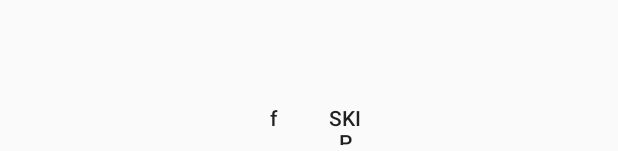
After one commit to younseunghyun/cheez_android, an Android app: the layout activity_auth.xml on its own in the app's theme, with its tools: preview values and no code run, on a phone screen of 412 x 824 dp. The commit adds this screen. Shown: the part 1082-1233 px from the top of the screen. Run offline under Robolectric (Android 15) with nearby library versions, the phone set to English and light mode, and no system bars.

Commit message:
20150516

```diff
--- a/app/src/main/java/co/cheez/cheez/fragment/ContentViewFragment.java
+++ b/app/src/main/java/co/cheez/cheez/fragment/ContentViewFragment.java
@@ -7,7 +7,7 @@ import co.cheez.cheez.R;
  */
 public class ContentViewFragment extends BaseFragment {
     @Override
-    protected int getLayoutRes() {
+    public int getLayoutResourceId() {
         return R.layout.fragment_content_view;
     }
 }
--- a/app/src/main/java/co/cheez/cheez/model/Post.java
+++ b/app/src/main/java/co/cheez/cheez/model/Post.java
@@ -4,7 +4,6 @@ import com.google.gson.FieldNamingPolicy;
 import com.google.gson.Gson;
 import com.google.gson.GsonBuilder;
 
-import org.json.JSONException;
 import org.json.JSONObject;
 
 /**
@@ -23,11 +22,11 @@ public class Post {
 
     private User user;
 
-    public static Post fromJsonObject(JSONObject object) throws JSONException {
+    public static Post fromJsonObject(JSONObject object) {
         return fromJsonString(object.toString());
     }
 
-    public static Post fromJsonString(String jsonString) throws JSONException {
+    public static Post fromJsonString(String jsonString) {
         Gson gson = new GsonBuilder()
                 .setFieldNamingPolicy(FieldNamingPolicy.LOWER_CASE_WITH_UNDERSCORES)
                 .create();
--- a/app/src/main/java/co/cheez/cheez/model/User.java
+++ b/app/src/main/java/co/cheez/cheez/model/User.java
@@ -4,7 +4,6 @@ import com.google.gson.FieldNamingPolicy;
 import com.google.gson.Gson;
 import com.google.gson.GsonBuilder;
 
-import org.json.JSONException;
 import org.json.JSONObject;
 
 /**
@@ -16,11 +15,11 @@ public class User {
     private String name;
     private String imageUrl;
 
-    public static User fromJsonObject(JSONObject object) throws JSONException {
+    public static User fromJsonObject(JSONObject object) {
         return fromJsonString(object.toString());
     }
 
-    public static User fromJsonString(String jsonString) throws JSONException {
+    public static User fromJsonString(String jsonString) {
         Gson gson = new GsonBuilder()
                 .setFieldNamingPolicy(FieldNamingPolicy.LOWER_CASE_WITH_UNDERSCORES)
                 .create();
--- /dev/null
+++ b/app/src/main/res/layout/activity_auth.xml
@@ -0,0 +1,36 @@
+<RelativeLayout xmlns:android="http://schemas.android.com/apk/res/android"
+    xmlns:tools="http://schemas.android.com/tools"
+    tools:context="co.cheez.cheez.activity.AuthActivity"
+    android:layout_width="match_parent"
+    android:layout_height="match_parent"
+    >
+    <android.support.v4.view.ViewPager  android:id="@+id/pager"
+        android:layout_width="match_parent" android:layout_height="match_parent"
+        />
+
+    <LinearLayout
+        android:orientation="horizontal"
+        android:layout_width="wrap_content"
+        android:layout_height="wrap_content"
+        android:layout_centerHorizontal="true"
+        android:layout_alignParentBottom="true"
+        >
+        <Button
+            android:id="@+id/btn_fb_login"
+            style="?android:attr/borderlessButtonStyle"
+            android:layout_width="@dimen/btn_size_normal"
+            android:layout_height="@dimen/btn_size_normal"
+            android:text="f"
+            android:textAllCaps="false"
+            />
+        <Button
+            android:id="@+id/btn_skip_login"
+            style="?android:attr/borderlessButtonStyle"
+            android:layout_width="@dimen/btn_size_normal"
+            android:layout_height="@dimen/btn_size_normal"
+            android:text="skip"
+            />
+
+    </LinearLayout>
+
+</RelativeLayout>
--- a/app/src/main/res/values/dimens.xml
+++ b/app/src/main/res/values/dimens.xml
@@ -2,4 +2,5 @@
     <!-- Default screen margins, per the Android Design guidelines. -->
     <dimen name="activity_horizontal_margin">16dp</dimen>
     <dimen name="activity_vertical_margin">16dp</dimen>
+    <dimen name="btn_size_normal">48dp</dimen>
 </resources>
--- a/app/src/main/res/values/strings.xml
+++ b/app/src/main/res/values/strings.xml
@@ -7,4 +7,5 @@
     <string name="title_section1">Section 1</string>
     <string name="title_section2">Section 2</string>
     <string name="title_section3">Section 3</string>
+    <string name="title_activity_auth">AuthActivity</string>
 </resources>
```
Also changed, not shown: app/src/main/AndroidManifest.xml (+7 -0 lines), app/src/main/java/co/cheez/cheez/activity/AuthActivity.java (added, +127 -0 lines), app/src/main/java/co/cheez/cheez/activity/BaseActivity.java (+11 -2 lines), app/src/main/java/co/cheez/cheez/activity/ContentViewActivity.java (+14 -41 lines), app/src/main/java/co/cheez/cheez/auth/Auth.java (+16 -0 lines), app/src/main/java/co/cheez/cheez/automation/view/HasLayout.java (added, +12 -0 lines), app/src/main/java/co/cheez/cheez/fragment/BaseFragment.java (+3 -8 lines), app/src/main/java/co/cheez/cheez/http/AuthorizedRequest.java (added, +36 -0 lines), app/src/main/java/co/cheez/cheez/http/listener/DefaultErrorListener.java (added, +14 -0 lines), app/src/main/java/co/cheez/cheez/util/Constants.java (added, +14 -0 lines), app/src/main/java/co/cheez/cheez/util/DeviceUtil.java (added, +29 -0 lines), app/src/main/res/layout/fragment_auth.xml (added, +12 -0 lines), app/src/main/res/menu/menu_auth.xml (added, +7 -0 lines).
